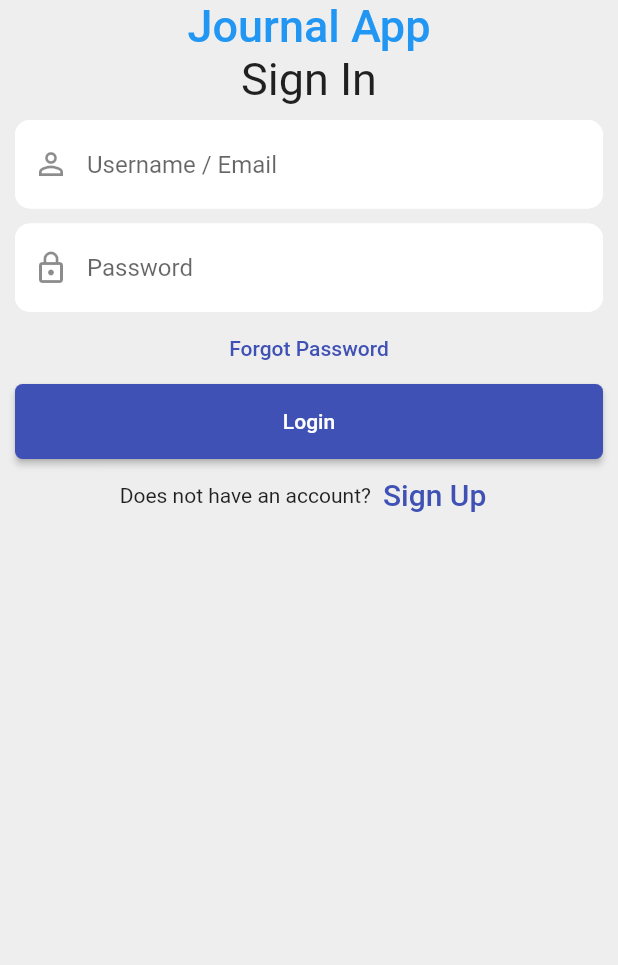
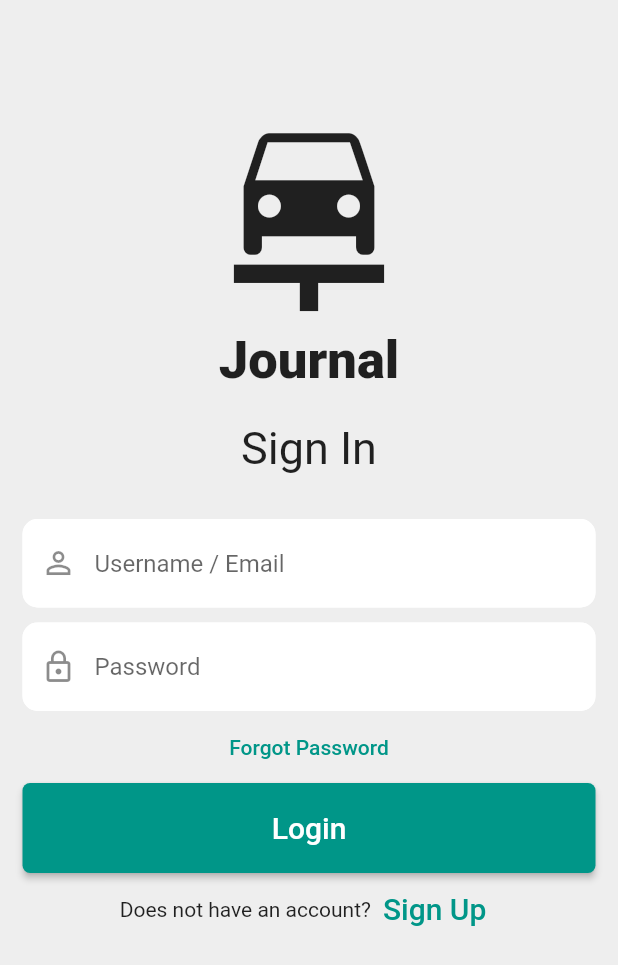
Before and after one commit to cauefelipe1/journal, a Flutter app: the screen it shows after launch, on a phone screen of 412 x 824 dp. Shown: the top 965 px of the screen. Run offline on Flutter 3.47's test engine with Material 2 defaults, Android fonts, the phone set to English and light mode, and no system bars; our stand-ins replace flutter_secure_storage, jwt_decoder.

Commit message:
Changing the color schema and smal adjusts in the login page

```diff
--- a/journal_app/lib/gui/identity/login_page.dart
+++ b/journal_app/lib/gui/identity/login_page.dart
@@ -26,20 +26,27 @@ class _LoginPageState extends State<LoginPage> {
         child: Center(
           child: Column(
             children: <Widget>[
+              const SizedBox(height: 70),
+              const Icon(
+                Icons.car_repair,
+                size: 150,
+              ),
               const Text(
-                'Journal App', //TODO: Translate
+                'Journal', //TODO: Translate
                 style: TextStyle(
-                    color: Colors.blue,
-                    fontWeight: FontWeight.w500,
-                    fontSize: 30),
+                  fontWeight: FontWeight.w800,
+                  fontSize: 35,
+                ),
               ),
+              const SizedBox(height: 20),
               const Text(
                 'Sign In', //TODO: Translate
                 style: TextStyle(fontSize: 30),
               ),
+              const SizedBox(height: 20),
               //Username field
               Padding(
-                padding: const EdgeInsets.fromLTRB(10, 10, 10, 0),
+                padding: const EdgeInsets.fromLTRB(15, 10, 15, 0),
                 child: TextField(
                   controller: emailController,
                   decoration: InputDecoration(
@@ -60,7 +67,7 @@ class _LoginPageState extends State<LoginPage> {
               ),
               //Password field
               Padding(
-                padding: const EdgeInsets.fromLTRB(10, 10, 10, 0),
+                padding: const EdgeInsets.fromLTRB(15, 10, 15, 0),
                 child: TextField(
                   onChanged: (value) {
                     setState(() {
@@ -105,13 +112,18 @@ class _LoginPageState extends State<LoginPage> {
               //Login button
 
               Padding(
-                padding: const EdgeInsets.symmetric(horizontal: 10.0),
+                padding: const EdgeInsets.symmetric(horizontal: 15.0),
                 child: ConstrainedBox(
                   constraints: const BoxConstraints.tightFor(
-                      width: double.infinity, height: 50),
+                      width: double.infinity, height: 60),
                   child: ElevatedButton(
                     onPressed: _loginUser,
-                    child: const Text('Login'),
+                    child: const Text(
+                      'Login', //TODO: Translate
+                      style: TextStyle(
+                        fontSize: 20,
+                      ),
+                    ),
                   ),
                 ),
               ),
--- a/journal_app/lib/main.dart
+++ b/journal_app/lib/main.dart
@@ -41,7 +41,7 @@ class MyApp extends StatelessWidget {
   }
 
   ThemeData _getThemeData() => ThemeData(
-        primarySwatch: Colors.indigo,
+        primarySwatch: Colors.teal,
         elevatedButtonTheme: ElevatedButtonThemeData(
           style: ButtonStyle(
             shape: MaterialStatePropertyAll(
```
